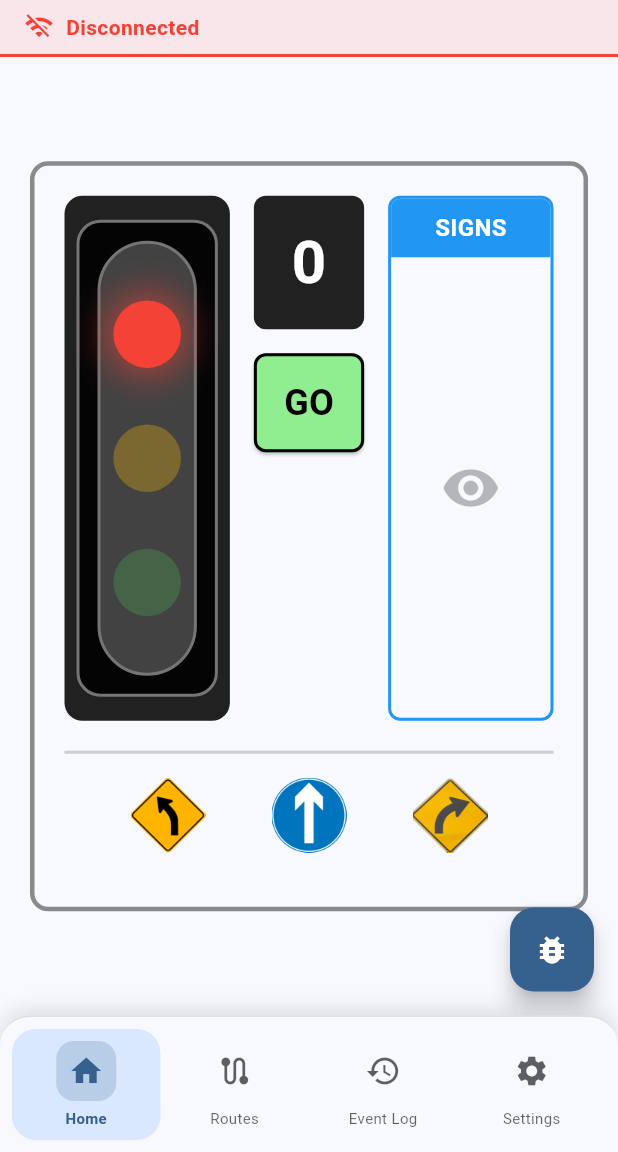
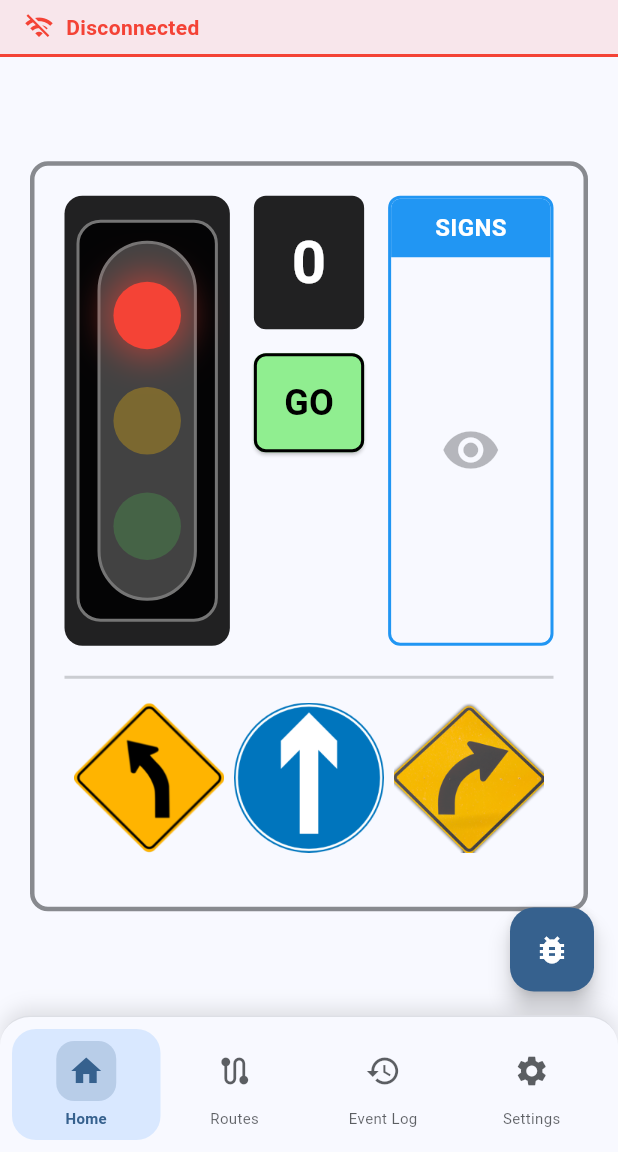
Before and after one commit to GoldenTiger720/TrafficApp, a Flutter app: the screen it shows after launch, on a phone screen of 412 x 824 dp, the part 84-1236 px from its top. Run offline on Flutter 3.47's test engine with Material 3 defaults, Android fonts, the phone set to English and light mode, and no system bars; our stand-ins replace flutter_blue_plus, flutter_local_notifications, permission_handler, share_plus, shared_preferences; missing offline and left inert: window_manager.

Commit message:
Updat: increased road direction image with twice

```diff
--- a/lib/screens/main_screen.dart
+++ b/lib/screens/main_screen.dart
@@ -245,20 +245,20 @@ class _MainScreenState extends State<MainScreen> {
                     // Left turn arrow
                     Image.asset(
                       'assets/images/left_turn.png',
-                      width: 50,
-                      height: 50,
+                      width: 100,
+                      height: 100,
                     ),
                     // Straight arrow
                     Image.asset(
                       'assets/images/straight.png',
-                      width: 50,
-                      height: 50,
+                      width: 100,
+                      height: 100,
                     ),
                     // Right turn arrow
                     Image.asset(
                       'assets/images/right_turn.png',
-                      width: 50,
-                      height: 50,
+                      width: 100,
+                      height: 100,
                     ),
                   ],
                 ),
```
Also changed, not shown: lib/screens/traffic_light_detail_screen.dart (+6 -6 lines), lib/widgets/traffic_light_widget.dart (+6 -6 lines).
